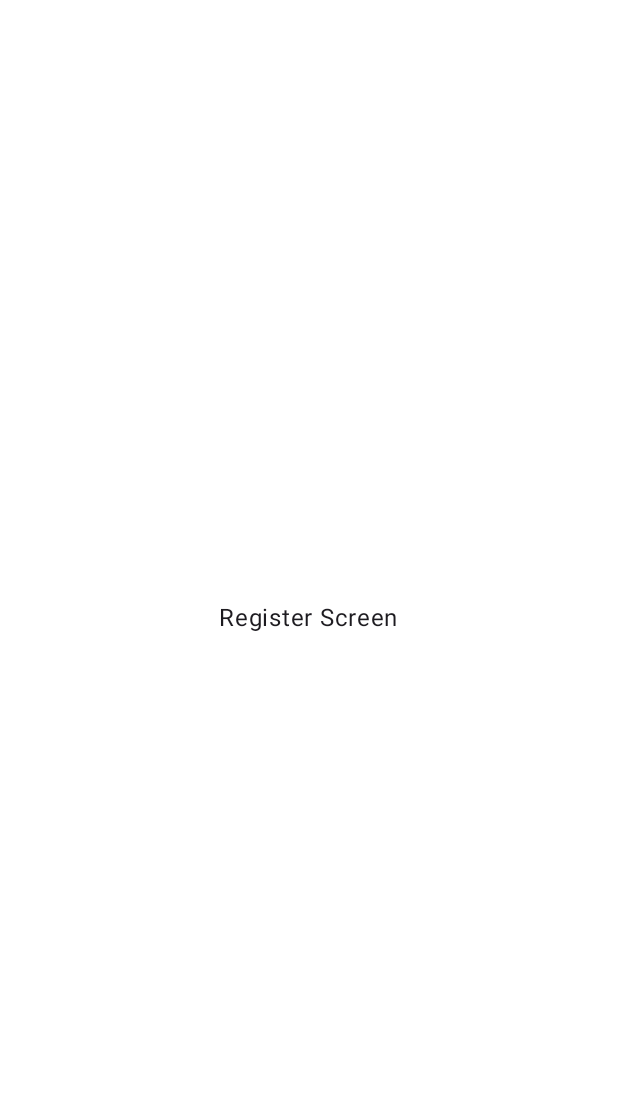
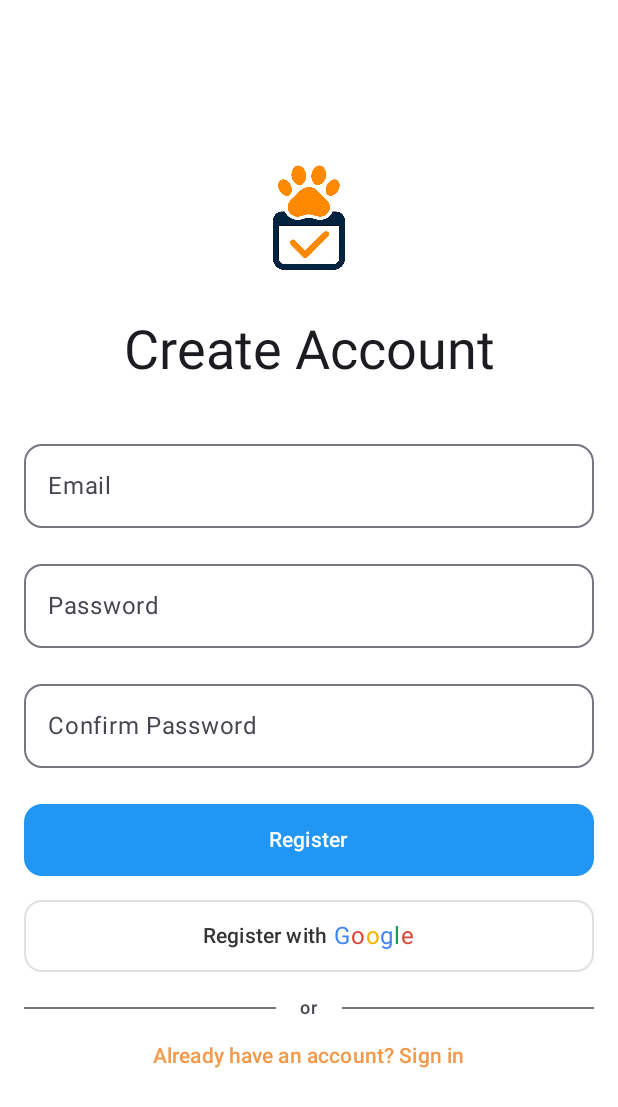
Before and after one commit to Lukas123r/PawPlan-android, an Android app built with Jetpack Compose: the RegisterScreen screen opened through its navigation route, on a phone screen of 412 x 824 dp. Before the commit the part shown is almost empty. Shown: the top 1107 px of the screen. Run offline under Robolectric (Android 15) with nearby library versions, the light colour scheme and no system bars; Roboto replaces fonts that are not available here.

Commit message:
Refactor: Extract Google Sign-In button and implement Register screen
This commit introduces the following changes:

- Extracts the Google Sign-In button into a reusable composable `GoogleSignInButton`.
- Implements the `RegisterScreen` with input fields for email, password, and confirm password, along with "Register", "Register with Google", and "Already have an account? Sign in" actions.
- Updates `LoginScreen` to use the new `GoogleSignInButton`, adjusts spacing, and adds a divider with "or" text between sign-in options.
- Modifies `AppNavigation` to integrate the new `RegisterScreen` and handle its state and navigation.
- Updates rounded corner shapes for text fields and buttons from 8.dp to 12.dp for a consistent UI.
- Removes XML declaration from `.idea/misc.xml`.

```diff
--- a/app/src/main/java/de/lshorizon/pawplan/navigation/AppNavigation.kt
+++ b/app/src/main/java/de/lshorizon/pawplan/navigation/AppNavigation.kt
@@ -46,7 +46,21 @@ fun PawPlanNavHost() {
             )
         }
         composable(AppDestinations.REGISTER_ROUTE) {
-            RegisterScreen(navController = navController)
+            var registerUiState by remember { mutableStateOf(de.lshorizon.pawplan.ui.screens.auth.RegisterUiState()) }
+            RegisterScreen(
+                uiState = registerUiState,
+                onEmailChange = { registerUiState = registerUiState.copy(email = it) },
+                onPasswordChange = { registerUiState = registerUiState.copy(password = it) },
+                onConfirmPasswordChange = { registerUiState = registerUiState.copy(confirmPassword = it) },
+                onRegisterClick = {
+                    // TODO: Implement register logic
+                    navController.navigate(AppDestinations.PET_LIST_ROUTE) {
+                        popUpTo(AppDestinations.LOGIN_ROUTE) { inclusive = true }
+                    }
+                },
+                onGoogleSignInClick = { /* TODO: Implement Google Sign-In */ },
+                onLoginClick = { navController.popBackStack() }
+            )
         }
         composable(AppDestinations.PET_LIST_ROUTE) {
             PetListScreen(navController = navController)
--- a/app/src/main/java/de/lshorizon/pawplan/ui/screens/auth/LoginScreen.kt
+++ b/app/src/main/java/de/lshorizon/pawplan/ui/screens/auth/LoginScreen.kt
@@ -39,6 +39,7 @@ import androidx.compose.ui.text.input.PasswordVisualTransformation
 import androidx.compose.ui.tooling.preview.Preview
 import androidx.compose.ui.unit.dp
 import de.lshorizon.pawplan.R
+import de.lshorizon.pawplan.ui.screens.auth.components.GoogleSignInButton
 import de.lshorizon.pawplan.ui.theme.AccentOrange
 import de.lshorizon.pawplan.ui.theme.GoogleButtonBorder
 import de.lshorizon.pawplan.ui.theme.GoogleButtonText
@@ -82,7 +83,7 @@ fun LoginScreen(
             modifier = Modifier.fillMaxWidth(),
             keyboardOptions = KeyboardOptions(keyboardType = KeyboardType.Email),
             singleLine = true,
-            shape = RoundedCornerShape(8.dp)
+            shape = RoundedCornerShape(12.dp)
         )
         Spacer(modifier = Modifier.height(16.dp))
 
@@ -94,7 +95,7 @@ fun LoginScreen(
             visualTransformation = PasswordVisualTransformation(),
             keyboardOptions = KeyboardOptions(keyboardType = KeyboardType.Password),
             singleLine = true,
-            shape = RoundedCornerShape(8.dp)
+            shape = RoundedCornerShape(12.dp)
         )
         Spacer(modifier = Modifier.height(16.dp))
 
@@ -103,7 +104,7 @@ fun LoginScreen(
             modifier = Modifier
                 .fillMaxWidth()
                 .height(48.dp),
-            shape = RoundedCornerShape(8.dp),
+            shape = RoundedCornerShape(12.dp),
             colors = ButtonDefaults.buttonColors(
                 containerColor = LoginButtonOrange,
                 contentColor = Color.White
@@ -111,14 +112,30 @@ fun LoginScreen(
         ) {
             Text("Login")
         }
-        Spacer(modifier = Modifier.height(16.dp))
+        Spacer(modifier = Modifier.height(8.dp))
 
         TextButton(onClick = onForgotPasswordClick) {
             Text("Forgot password?", color = AccentOrange)
         }
+        Spacer(modifier = Modifier.height(8.dp))
+
+        GoogleSignInButton(onClick = onGoogleSignInClick)
+
         Spacer(modifier = Modifier.height(16.dp))
 
-        GoogleSignInButton(onClick = onGoogleSignInClick)
+        Row(
+            modifier = Modifier.fillMaxWidth(),
+            verticalAlignment = Alignment.CenterVertically
+        ) {
+            androidx.compose.material3.Divider(modifier = Modifier.weight(1f), color = MaterialTheme.colorScheme.outline)
+            Text(
+                text = "or",
+                modifier = Modifier.padding(horizontal = 16.dp),
+                style = MaterialTheme.typography.labelMedium,
+                color = MaterialTheme.colorScheme.onSurfaceVariant
+            )
+            androidx.compose.material3.Divider(modifier = Modifier.weight(1f), color = MaterialTheme.colorScheme.outline)
+        }
 
         Spacer(modifier = Modifier.height(16.dp))
 
@@ -127,36 +144,13 @@ fun LoginScreen(
             modifier = Modifier
                 .fillMaxWidth()
                 .height(48.dp),
-            shape = RoundedCornerShape(8.dp),
+            shape = RoundedCornerShape(12.dp),
             colors = ButtonDefaults.buttonColors(
                 containerColor = RegisterButtonBlue,
                 contentColor = Color.White
             )
         ) {
             Text("Register")
-        }
-    }
-}
-
-@Composable
-fun GoogleSignInButton(onClick: () -> Unit) {
-    Button(
-        onClick = onClick,
-        modifier = Modifier
-            .fillMaxWidth()
-            .height(48.dp),
-        shape = RoundedCornerShape(8.dp),
-        colors = ButtonDefaults.buttonColors(containerColor = Color.White),
-        border = BorderStroke(1.dp, GoogleButtonBorder)
-    ) {
-        Row(
-            verticalAlignment = Alignment.CenterVertically,
-            horizontalArrangement = Arrangement.Center
-        ) {
-            // Placeholder for Google Icon
-            Text("G", style = MaterialTheme.typography.bodyLarge.copy(color = GoogleButtonText))
-            Spacer(modifier = Modifier.width(8.dp))
-            Text("Sign in with Google", color = GoogleButtonText)
         }
     }
 }
--- a/app/src/main/java/de/lshorizon/pawplan/ui/screens/auth/RegisterScreen.kt
+++ b/app/src/main/java/de/lshorizon/pawplan/ui/screens/auth/RegisterScreen.kt
@@ -1,29 +1,176 @@
 package de.lshorizon.pawplan.ui.screens.auth
 
+import android.content.res.Configuration
+import androidx.compose.foundation.BorderStroke
+import androidx.compose.foundation.Image
 import androidx.compose.foundation.layout.Arrangement
 import androidx.compose.foundation.layout.Column
+import androidx.compose.foundation.layout.Row
+import androidx.compose.foundation.layout.Spacer
 import androidx.compose.foundation.layout.fillMaxSize
+import androidx.compose.foundation.layout.fillMaxWidth
+import androidx.compose.foundation.layout.height
+import androidx.compose.foundation.layout.padding
+import androidx.compose.foundation.layout.size
+import androidx.compose.foundation.layout.width
+import androidx.compose.foundation.rememberScrollState
+import androidx.compose.foundation.shape.RoundedCornerShape
+import androidx.compose.foundation.text.KeyboardOptions
+import androidx.compose.foundation.verticalScroll
+import androidx.compose.material3.Button
+import androidx.compose.material3.ButtonDefaults
+import androidx.compose.material3.MaterialTheme
+import androidx.compose.material3.OutlinedTextField
+import androidx.compose.material3.Surface
 import androidx.compose.material3.Text
+import androidx.compose.material3.TextButton
 import androidx.compose.runtime.Composable
+import androidx.compose.runtime.getValue
+import androidx.compose.runtime.mutableStateOf
+import androidx.compose.runtime.remember
+import androidx.compose.runtime.setValue
 import androidx.compose.ui.Alignment
 import androidx.compose.ui.Modifier
+import androidx.compose.ui.graphics.Color
+import androidx.compose.ui.res.painterResource
+import androidx.compose.ui.text.input.KeyboardType
+import androidx.compose.ui.text.input.PasswordVisualTransformation
 import androidx.compose.ui.tooling.preview.Preview
-import androidx.navigation.NavController
-import androidx.navigation.compose.rememberNavController
+import androidx.compose.ui.unit.dp
+import de.lshorizon.pawplan.R
+import de.lshorizon.pawplan.ui.screens.auth.components.GoogleSignInButton
+import de.lshorizon.pawplan.ui.theme.AccentOrange
+import de.lshorizon.pawplan.ui.theme.GoogleButtonBorder
+import de.lshorizon.pawplan.ui.theme.GoogleButtonText
+import de.lshorizon.pawplan.ui.theme.PawPlanTheme
+import de.lshorizon.pawplan.ui.theme.RegisterButtonBlue
+
+data class RegisterUiState(
+    val email: String = "",
+    val password: String = "",
+    val confirmPassword: String = ""
+)
 
 @Composable
-fun RegisterScreen(navController: NavController) {
+fun RegisterScreen(
+    uiState: RegisterUiState,
+    onEmailChange: (String) -> Unit,
+    onPasswordChange: (String) -> Unit,
+    onConfirmPasswordChange: (String) -> Unit,
+    onRegisterClick: () -> Unit,
+    onGoogleSignInClick: () -> Unit,
+    onLoginClick: () -> Unit
+) {
     Column(
-        modifier = Modifier.fillMaxSize(),
+        modifier = Modifier
+            .fillMaxSize()
+            .verticalScroll(rememberScrollState())
+            .padding(16.dp),
         verticalArrangement = Arrangement.Center,
         horizontalAlignment = Alignment.CenterHorizontally
     ) {
-        Text("Register Screen")
+        Image(
+            painter = painterResource(id = R.drawable.pawplan_plain),
+            contentDescription = "App Logo",
+            modifier = Modifier.size(100.dp)
+        )
+        Spacer(modifier = Modifier.height(16.dp))
+        Text("Create Account", style = MaterialTheme.typography.displaySmall)
+        Spacer(modifier = Modifier.height(32.dp))
+
+        OutlinedTextField(
+            value = uiState.email,
+            onValueChange = onEmailChange,
+            label = { Text("Email") },
+            modifier = Modifier.fillMaxWidth(),
+            keyboardOptions = KeyboardOptions(keyboardType = KeyboardType.Email),
+            singleLine = true,
+            shape = RoundedCornerShape(12.dp)
+        )
+        Spacer(modifier = Modifier.height(16.dp))
+
+        OutlinedTextField(
+            value = uiState.password,
+            onValueChange = onPasswordChange,
+            label = { Text("Password") },
+            modifier = Modifier.fillMaxWidth(),
+            visualTransformation = PasswordVisualTransformation(),
+            keyboardOptions = KeyboardOptions(keyboardType = KeyboardType.Password),
+            singleLine = true,
+            shape = RoundedCornerShape(12.dp)
+        )
+        Spacer(modifier = Modifier.height(16.dp))
+
+        OutlinedTextField(
+            value = uiState.confirmPassword,
+            onValueChange = onConfirmPasswordChange,
+            label = { Text("Confirm Password") },
+            modifier = Modifier.fillMaxWidth(),
+            visualTransformation = PasswordVisualTransformation(),
+            keyboardOptions = KeyboardOptions(keyboardType = KeyboardType.Password),
+            singleLine = true,
+            shape = RoundedCornerShape(12.dp)
+        )
+        Spacer(modifier = Modifier.height(24.dp))
+
+        Button(
+            onClick = onRegisterClick,
+            modifier = Modifier
+                .fillMaxWidth()
+                .height(48.dp),
+            shape = RoundedCornerShape(12.dp),
+            colors = ButtonDefaults.buttonColors(
+                containerColor = RegisterButtonBlue,
+                contentColor = Color.White
+            )
+        ) {
+            Text("Register")
+        }
+        Spacer(modifier = Modifier.height(16.dp))
+
+        GoogleSignInButton(
+            onClick = onGoogleSignInClick,
+            text = "Register with"
+        )
+        Spacer(modifier = Modifier.height(16.dp))
+
+        Row(
+            modifier = Modifier.fillMaxWidth(),
+            verticalAlignment = Alignment.CenterVertically
+        ) {
+            androidx.compose.material3.Divider(modifier = Modifier.weight(1f), color = MaterialTheme.colorScheme.outline)
+            Text(
+                text = "or",
+                modifier = Modifier.padding(horizontal = 16.dp),
+                style = MaterialTheme.typography.labelMedium,
+                color = MaterialTheme.colorScheme.onSurfaceVariant
+            )
+            androidx.compose.material3.Divider(modifier = Modifier.weight(1f), color = MaterialTheme.colorScheme.outline)
+        }
+
+
+        TextButton(onClick = onLoginClick) {
+            Text("Already have an account? Sign in", color = AccentOrange)
+        }
     }
 }
 
-@Preview(showBackground = true)
+@Preview(name = "Light Mode", showBackground = true)
+@Preview(name = "Dark Mode", uiMode = Configuration.UI_MODE_NIGHT_YES, showBackground = true)
 @Composable
 fun RegisterScreenPreview() {
-    RegisterScreen(navController = rememberNavController())
+    var uiState by remember { mutableStateOf(RegisterUiState()) }
+    PawPlanTheme {
+        Surface {
+            RegisterScreen(
+                uiState = uiState,
+                onEmailChange = { uiState = uiState.copy(email = it) },
+                onPasswordChange = { uiState = uiState.copy(password = it) },
+                onConfirmPasswordChange = { uiState = uiState.copy(confirmPassword = it) },
+                onRegisterClick = {},
+                onGoogleSignInClick = {},
+                onLoginClick = {}
+            )
+        }
+    }
 }
--- /dev/null
+++ b/app/src/main/java/de/lshorizon/pawplan/ui/screens/auth/components/GoogleSignInButton.kt
@@ -0,0 +1,68 @@
+package de.lshorizon.pawplan.ui.screens.auth.components
+
+import androidx.compose.foundation.BorderStroke
+import androidx.compose.foundation.layout.Arrangement
+import androidx.compose.foundation.layout.Row
+import androidx.compose.foundation.layout.Spacer
+import androidx.compose.foundation.layout.fillMaxWidth
+import androidx.compose.foundation.layout.height
+import androidx.compose.foundation.layout.width
+import androidx.compose.foundation.shape.RoundedCornerShape
+import androidx.compose.material3.Button
+import androidx.compose.material3.ButtonDefaults
+import androidx.compose.material3.MaterialTheme
+import androidx.compose.material3.Text
+import androidx.compose.runtime.Composable
+import androidx.compose.ui.Alignment
+import androidx.compose.ui.Modifier
+import androidx.compose.ui.graphics.Color
+import androidx.compose.ui.unit.dp
+import de.lshorizon.pawplan.ui.theme.GoogleButtonBorder
+import de.lshorizon.pawplan.ui.theme.GoogleButtonText
+
+@Composable
+fun GoogleSignInButton(
+    onClick: () -> Unit,
+    text: String = "Sign in with"
+) {
+    Button(
+        onClick = onClick,
+        modifier = Modifier
+            .fillMaxWidth()
+            .height(48.dp),
+        shape = RoundedCornerShape(12.dp),
+        colors = ButtonDefaults.buttonColors(containerColor = Color.White),
+        border = BorderStroke(1.dp, GoogleButtonBorder)
+    ) {
+        Row(
+            verticalAlignment = Alignment.CenterVertically,
+            horizontalArrangement = Arrangement.Center
+        ) {
+            Text(text, color = GoogleButtonText)
+            Spacer(modifier = Modifier.width(4.dp))
+            Text(
+                text = androidx.compose.ui.text.buildAnnotatedString {
+                    pushStyle(style = androidx.compose.ui.text.SpanStyle(color = androidx.compose.ui.graphics.Color(0xFF4285F4)))
+                    append("G")
+                    pop()
+                    pushStyle(style = androidx.compose.ui.text.SpanStyle(color = androidx.compose.ui.graphics.Color(0xFFDB4437)))
+                    append("o")
+                    pop()
+                    pushStyle(style = androidx.compose.ui.text.SpanStyle(color = androidx.compose.ui.graphics.Color(0xFFF4B400)))
+                    append("o")
+                    pop()
+                    pushStyle(style = androidx.compose.ui.text.SpanStyle(color = androidx.compose.ui.graphics.Color(0xFF4285F4)))
+                    append("g")
+                    pop()
+                    pushStyle(style = androidx.compose.ui.text.SpanStyle(color = androidx.compose.ui.graphics.Color(0xFF0F9D58)))
+                    append("l")
+                    pop()
+                    pushStyle(style = androidx.compose.ui.text.SpanStyle(color = androidx.compose.ui.graphics.Color(0xFFDB4437)))
+                    append("e")
+                    pop()
+                },
+                style = MaterialTheme.typography.bodyLarge
+            )
+        }
+    }
+}
```
